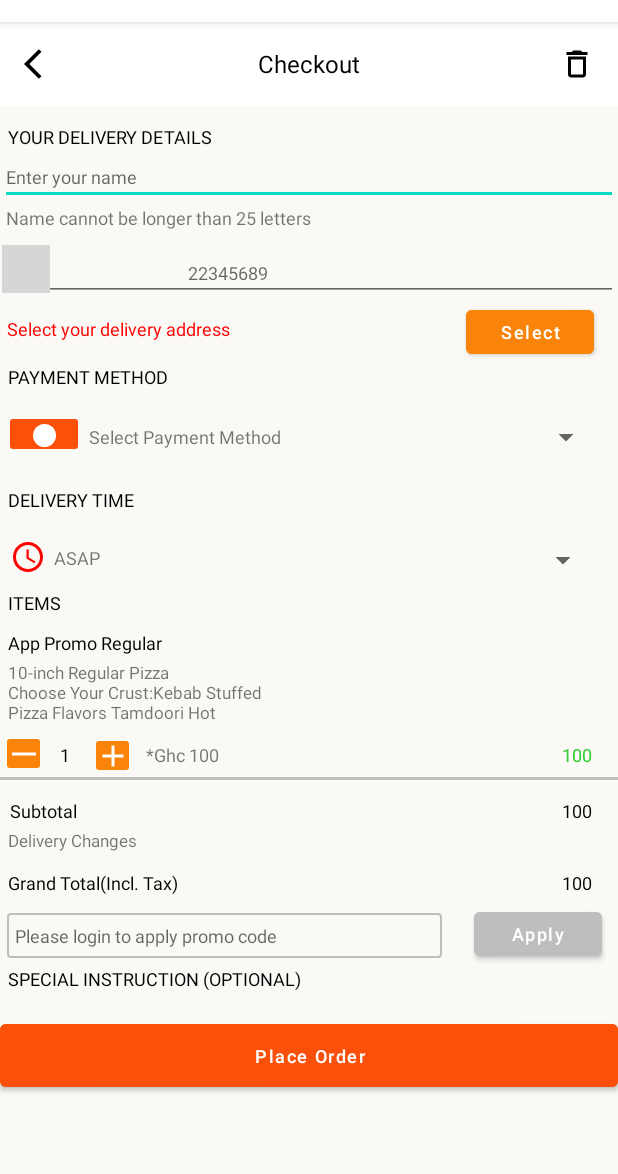
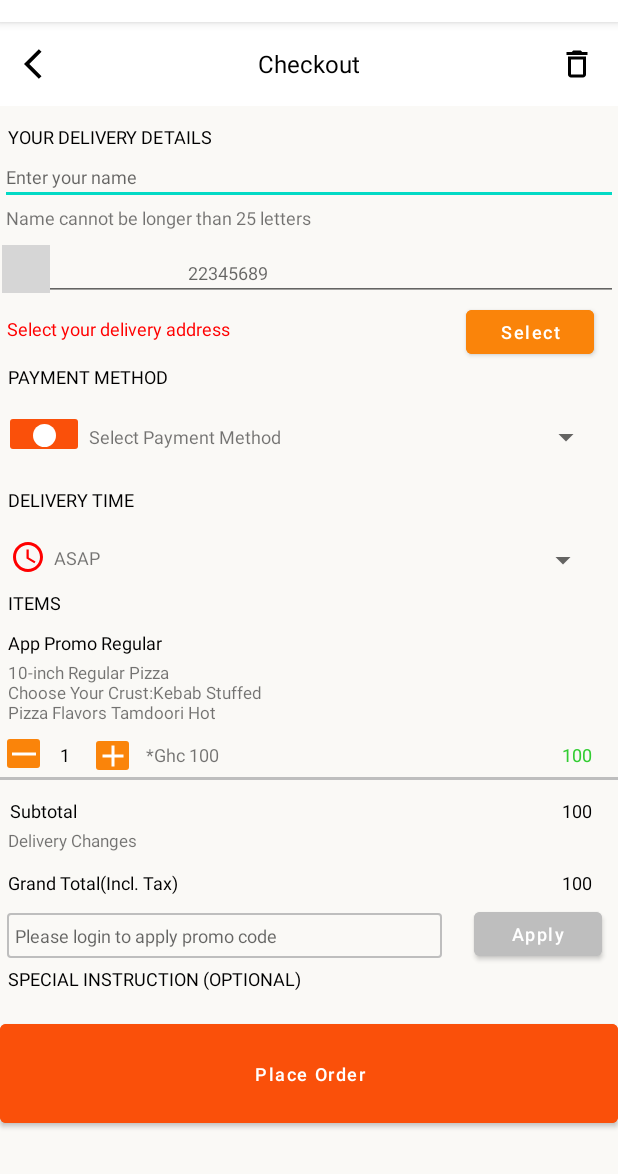
Before and after one commit to regtorks1/PizzaMax, an Android app: the CheckoutActivity screen opened directly, with no data from a screen before it, on a phone screen of 412 x 824 dp, the part 62-1236 px from its top. Run offline under Robolectric (Android 15) with nearby library versions, the light colour scheme and no system bars; plain views replace CountryCodePicker; 1 statement that could not run was skipped; grey boxes are pictures that could not be loaded.

Commit message:
Basic functionalities

```diff
--- a/app/src/main/assets/value_deala.json
+++ b/app/src/main/assets/value_deala.json
@@ -2,7 +2,7 @@
   {
     "id": "1",
     "size": "7-inch papan pizza",
-    "price": "Ghc 200",
+    "price": "200",
     "image": "https://img.freepik.com/free-photo/veg-pizza-wooden-pizza-board-isolated-rustic-wooden-background-selective-focus_57665-8616.jpg?w=1060"
 
   },
--- a/app/src/main/res/layout/activity_checkout.xml
+++ b/app/src/main/res/layout/activity_checkout.xml
@@ -496,7 +496,7 @@
     <Button
         android:id="@+id/place_order"
         android:layout_width="match_parent"
-        android:layout_height="54dp"
+        android:layout_height="78dp"
         android:layout_marginTop="16dp"
         android:backgroundTint="@color/red"
         android:text="@string/place_order"
```
Also changed, not shown: app/src/main/java/com/example/pizzamax/MainActivity.kt (+4 -3 lines), app/src/main/java/com/example/pizzamax/views/CheckoutActivity.kt (+11 -2 lines).
